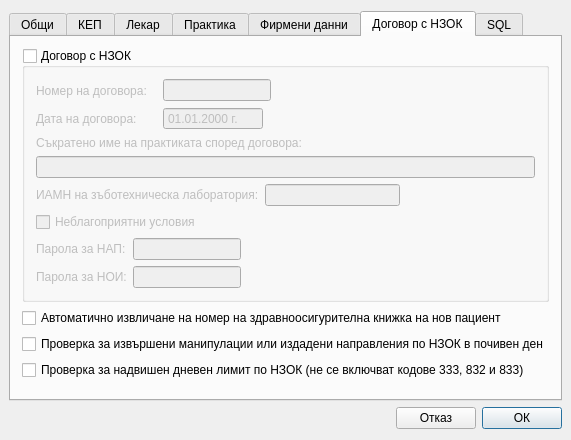
Above: src/View/Widgets/SettingsDialog.ui from thefinalcutbg/DinoDent before the change. Below: the same form after it.
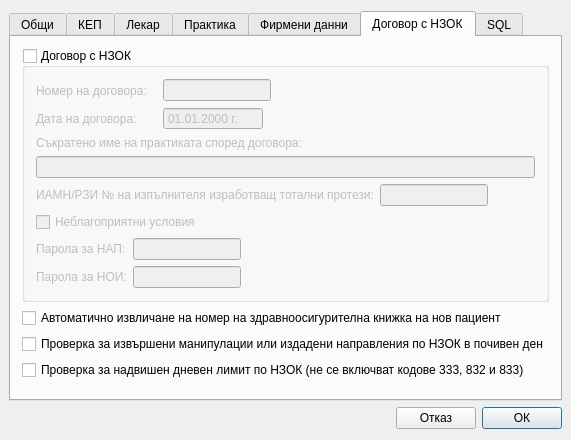
That is the form after the change. The open tabs and pages were chosen to show the change. Custom widgets are drawn as their Qt base class.

What changed in the file:
```diff
--- a/src/View/Widgets/SettingsDialog.ui
+++ b/src/View/Widgets/SettingsDialog.ui
@@ -1419,7 +1419,7 @@
             <item>
              <widget class="QLabel" name="label_29">
               <property name="text">
-               <string>ИАМН на зъботехническа лаборатория:</string>
+               <string>ИАМН/РЗИ № на изпълнителя изработващ тотални протези:</string>
               </property>
              </widget>
             </item>
```
Left out of the diff: 4 changed lines with no effect on the pictures.
